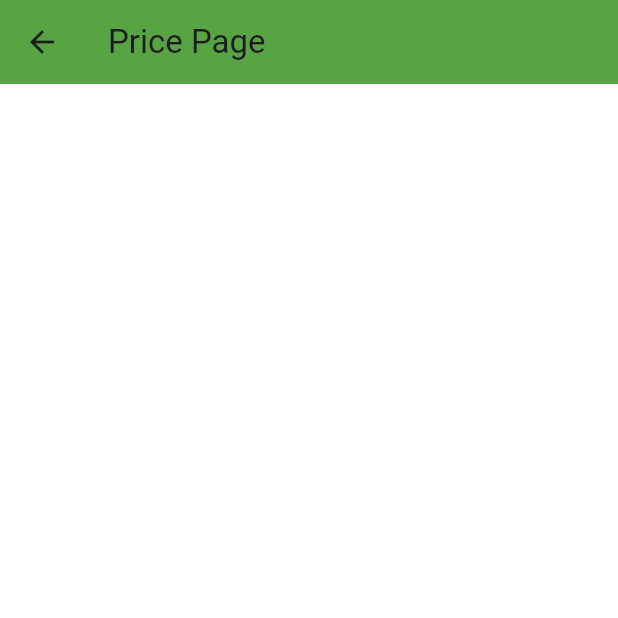
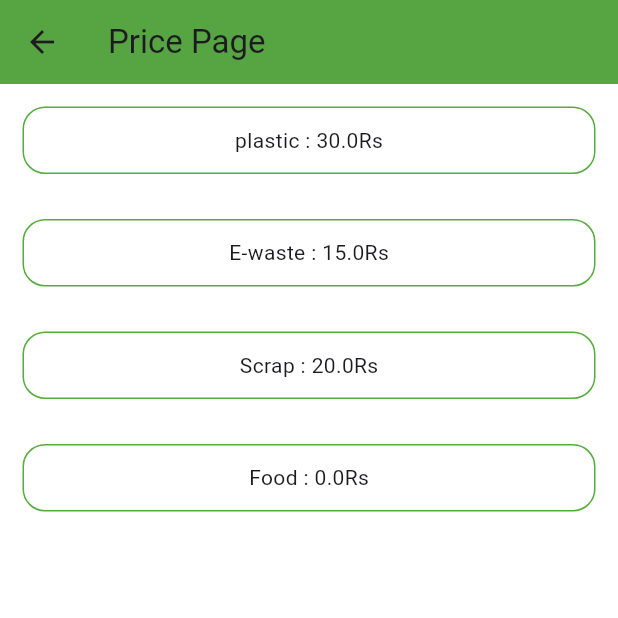
Before and after one commit to Dev-Abhijithmp/betterbin, a Flutter app: the PricePage screen opened directly, on a phone screen of 412 x 824 dp, the top half of it. Run offline on Flutter 3.47's test engine with Material 2 defaults, Android fonts, the light colour scheme and no system bars; our stand-ins replace cloud_firestore, curved_navigation_bar, firebase_auth, firebase_core, firebase_storage, geolocator and 1 more; accounts and stored records are empty.

Commit message:
feat:completed

```diff
--- a/lib/public/functions.dart
+++ b/lib/public/functions.dart
@@ -8,7 +8,6 @@ List<double> prices = [
   30.0,
   15.0,
   20.0,
-  0.0,
   0.0,
 ];
 
--- a/lib/public/pricelist.dart
+++ b/lib/public/pricelist.dart
@@ -2,7 +2,35 @@ import 'package:betterbin/utils/colors.dart';
 import 'package:flutter/material.dart';
 
 class PricePage extends StatelessWidget {
-  const PricePage({super.key});
+  PricePage({super.key});
+  List<double> prices = [
+    30.0,
+    15.0,
+    20.0,
+    0.0,
+  ];
+  List<Map<String, dynamic>> homewidgetdata = [
+    {
+      'title': "plastic",
+      'images': "images/plastic.png",
+      'isselected': false,
+    },
+    {
+      'title': "E-waste",
+      'images': "images/ewaste.png",
+      'isselected': false,
+    },
+    {
+      'title': "Scrap",
+      'images': "images/scrap.png",
+      'isselected': false,
+    },
+    {
+      'title': "Food",
+      'images': "images/food.png",
+      'isselected': false,
+    },
+  ];
 
   @override
   Widget build(BuildContext context) {
@@ -14,8 +42,21 @@ class PricePage extends StatelessWidget {
         backgroundColor: green,
       ),
       backgroundColor: backgroungcolor,
-
-      body: Container(),
+      body: ListView.builder(
+          itemCount: homewidgetdata.length,
+          itemBuilder: (context, index) => Container(
+              height: 45,
+              width: double.infinity,
+              margin: const EdgeInsets.all(15),
+              decoration: BoxDecoration(
+                  borderRadius: BorderRadius.circular(15),
+                  border: Border.all(color: green)),
+              child: Center(
+                child: Text(homewidgetdata[index]['title'] +
+                    " : " +
+                    prices[index].toString() +
+                    "Rs"),
+              ))),
     );
   }
 }
--- a/lib/public/profilepage.dart
+++ b/lib/public/profilepage.dart
@@ -49,7 +49,7 @@ class Profilepage extends StatelessWidget {
                           context,
                           MaterialPageRoute(
                               builder: (BuildContext context) =>
-                                  const PricePage()));
+                                   PricePage()));
                     },
                     child: Container(
                       height: 45,
```
Also changed, not shown: lib/public/homepage.dart (+1 -24 lines).
